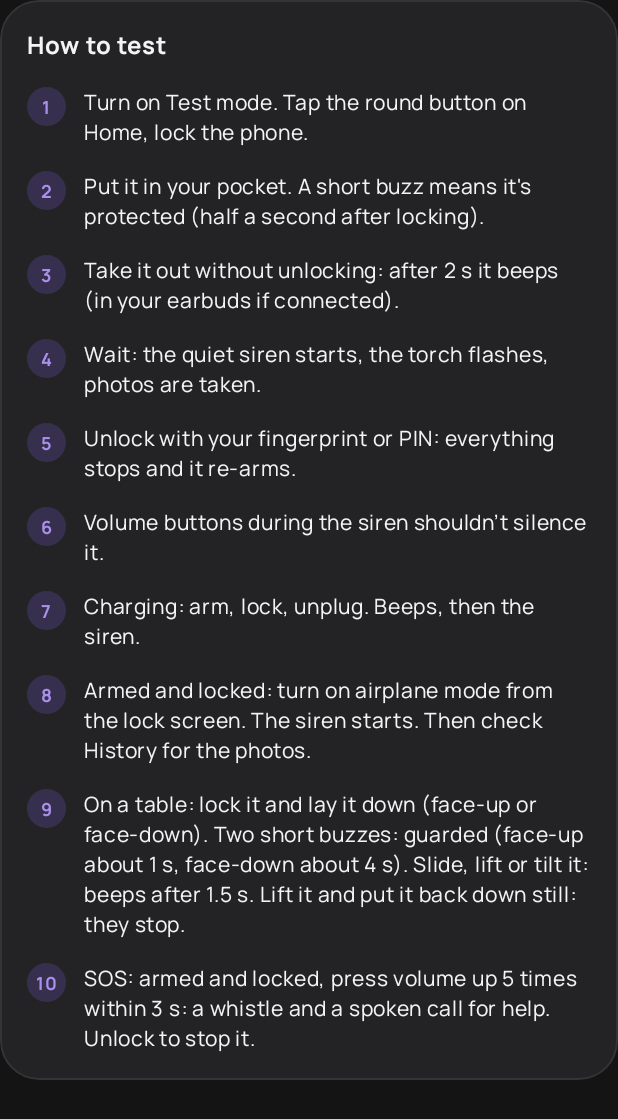
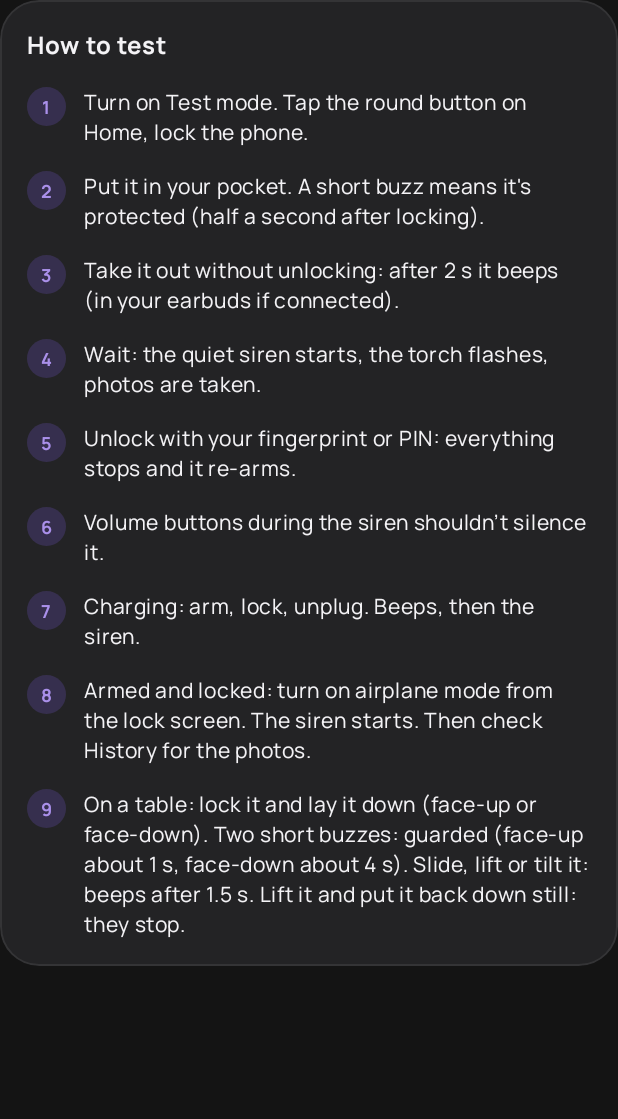
Before and after one commit to taiyebnirjhar/Pocket-guard, an Android app built with Jetpack Compose: the composable HowToTest shown on its own in the app's theme, on a phone screen of 412 x 824 dp. Shown: the top 1119 px of the screen. Run offline under Robolectric (Android 15) with nearby library versions, the phone set to English and light mode, and no system bars.

Commit message:
Hide SOS for v1.4.0 while it moves to a two-key hold with recording
v1.4.0 ships "locking protects at once". SOS is behind Prefs.SOS_AVAILABLE
(off): no toggle, no listener, no test step, and its e2e scenario is out
until the new trigger lands in v1.5.0.

Co-Authored-By: Claude Opus 5.5 <noreply@anthropic.com>
Claude-Session: https://claude.ai/code/session_01HFPEiX9pn7YGYvqjXzcg9B

```diff
--- a/app/src/main/java/com/taiyeb/pocketguard/Prefs.kt
+++ b/app/src/main/java/com/taiyeb/pocketguard/Prefs.kt
@@ -87,8 +87,11 @@ object Prefs {
 
     fun intruderPhotos(context: Context) = get(context, "intruder_photos", true)
 
+    /** SOS is being reworked (both volume keys held, with recording): hidden until it ships. */
+    const val SOS_AVAILABLE = false
+
     /** SOS: volume up five times quickly sounds a call for help, while armed. */
-    fun sosButtons(context: Context) = get(context, "sos_buttons", true)
+    fun sosButtons(context: Context) = SOS_AVAILABLE && get(context, "sos_buttons", true)
     fun setSosButtons(context: Context, value: Boolean) = put(context, "sos_buttons", value)
 
     /** Guard a phone lying face-down on a table, not only one in a pocket. */
--- a/app/src/main/java/com/taiyeb/pocketguard/SettingsScreen.kt
+++ b/app/src/main/java/com/taiyeb/pocketguard/SettingsScreen.kt
@@ -237,9 +237,10 @@ private fun LanguagePicker() {
 private fun HowToTest() {
     GlassCard {
         Text(stringResource(R.string.test_title), color = TextPrimary, fontSize = 16.sp, fontWeight = FontWeight.Bold)
-        listOf(
+        listOfNotNull(
             R.string.test_1, R.string.test_2, R.string.test_3, R.string.test_4, R.string.test_5,
-            R.string.test_6, R.string.test_7, R.string.test_8, R.string.test_9, R.string.test_10,
+            R.string.test_6, R.string.test_7, R.string.test_8, R.string.test_9,
+            R.string.test_10.takeIf { Prefs.SOS_AVAILABLE },
         ).forEachIndexed { i, step -> TestStep(i + 1, step) }
     }
 }
--- a/app/src/main/java/com/taiyeb/pocketguard/SosButtons.kt
+++ b/app/src/main/java/com/taiyeb/pocketguard/SosButtons.kt
@@ -206,7 +206,6 @@ class SosButtons(
         val value = intent.getIntExtra(EXTRA_VALUE, -1)
         val prev = intent.getIntExtra(EXTRA_PREV, -1)
         val hold = holdAt
-        android.util.Log.i("PocketGuard", "sos volume event: $prev -> $value (hold $hold, silence ${silence?.playState})")
         // Above the held volume is a press, even one that lands before the last was put back;
         // putting it back never goes above it.
         if (if (hold != null) value > hold else value > prev) {
```
Also changed, not shown: app/src/main/java/com/taiyeb/pocketguard/TriggersScreen.kt (+6 -4 lines), 3 other files.
